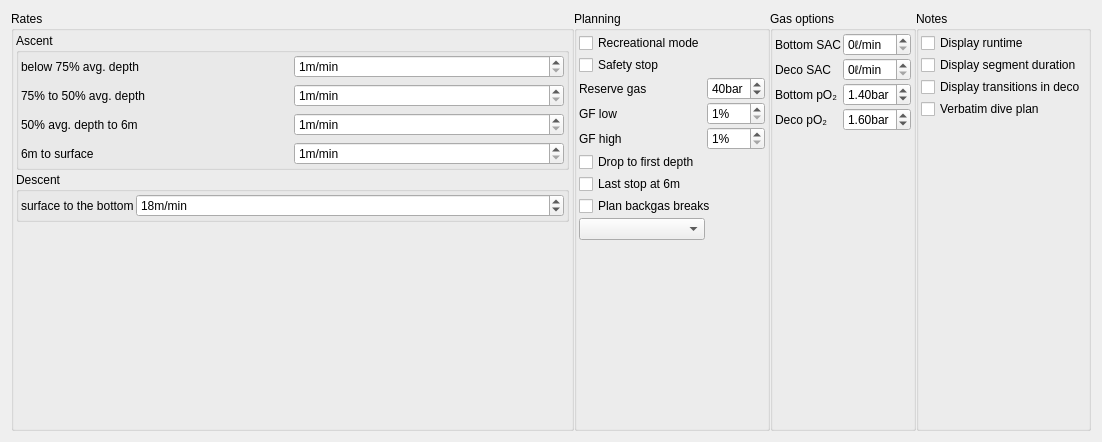
Before: the Qt Designer form qt-ui/plannerSettings.ui in subsurface/subsurface, drawn with Qt 5.
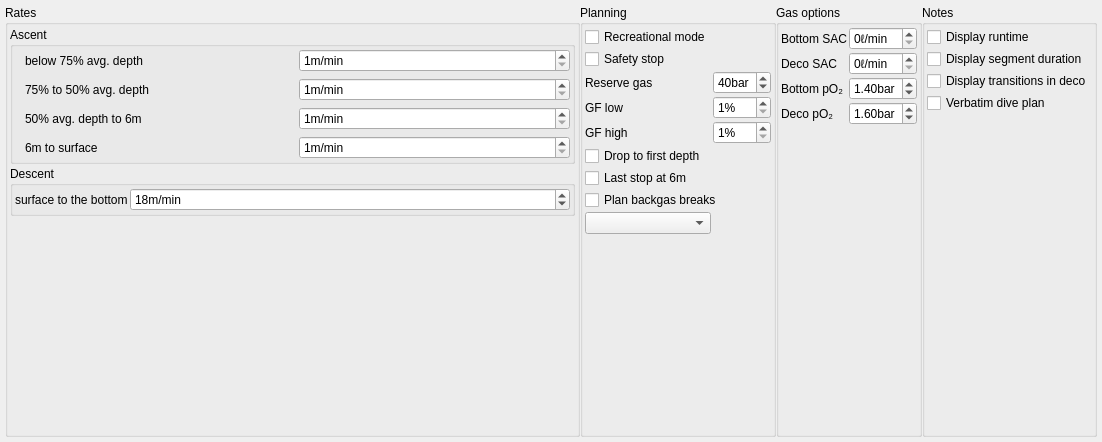
After: the same form once the commit is applied.

Commit message:
Layout issues: Fix planner layout
Layout was wrong.

Diff of the .ui file:
```diff
--- a/qt-ui/plannerSettings.ui
+++ b/qt-ui/plannerSettings.ui
@@ -14,6 +14,18 @@
    <string>Form</string>
   </property>
   <layout class="QHBoxLayout" name="horizontalLayout_2">
+   <property name="leftMargin">
+    <number>5</number>
+   </property>
+   <property name="topMargin">
+    <number>5</number>
+   </property>
+   <property name="rightMargin">
+    <number>5</number>
+   </property>
+   <property name="bottomMargin">
+    <number>5</number>
+   </property>
    <item>
     <widget class="QScrollArea" name="scrollArea">
      <property name="frameShape">
@@ -30,8 +42,8 @@
        <rect>
         <x>0</x>
         <y>0</y>
-        <width>1078</width>
-        <height>418</height>
+        <width>1092</width>
+        <height>432</height>
        </rect>
       </property>
       <layout class="QHBoxLayout" name="horizontalLayout">
@@ -78,7 +90,7 @@
             </property>
             <layout class="QGridLayout" name="gridLayout_3">
              <property name="leftMargin">
-              <number>2</number>
+              <number>12</number>
              </property>
              <property name="topMargin">
               <number>2</number>
```
The commit also changes 2 other files.
